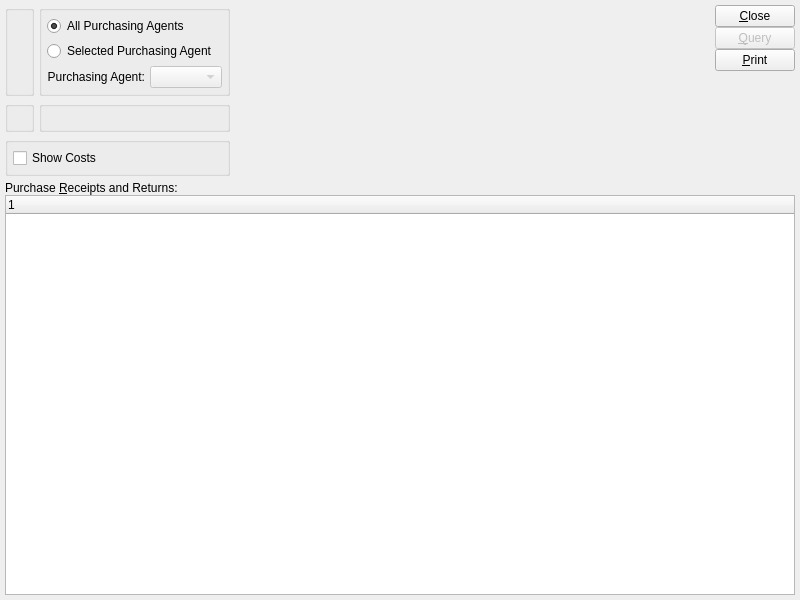
This is xtuple/trunk/guiclient/dspPoItemReceivingsByItem.ui in WooodHead/xtuple as Qt 5 draws it before an edit. The edited form follows.
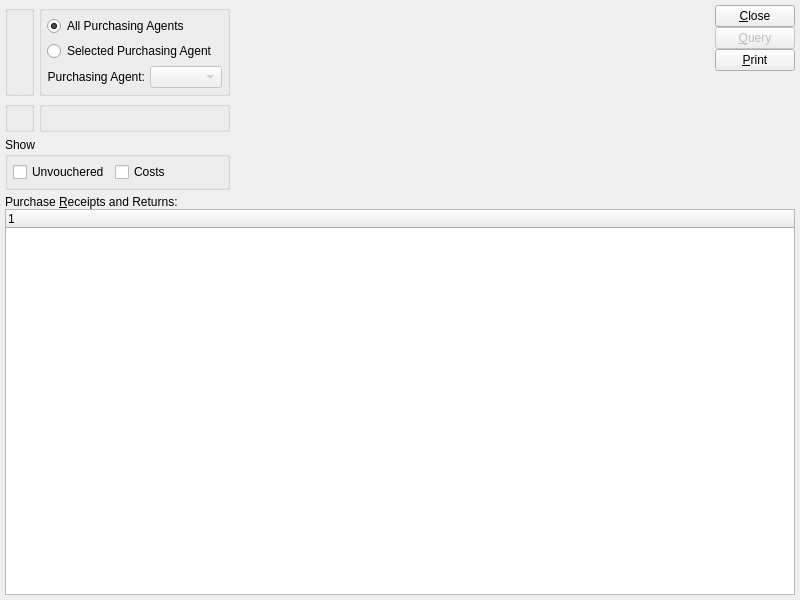
This is the edited form. Custom widgets are drawn as their Qt base class.

Commit message: issue #11186: Make sure all versions of receiving report have show unvouchered option.

```diff
--- a/xtuple/trunk/guiclient/dspPoItemReceivingsByItem.ui
+++ b/xtuple/trunk/guiclient/dspPoItemReceivingsByItem.ui
@@ -118,16 +118,36 @@
        <item row="2" column="0" colspan="2">
         <widget class="QGroupBox" name="_showGroup">
          <property name="title">
-          <string/>
+          <string>Show</string>
          </property>
          <layout class="QGridLayout" name="gridLayout_4">
-          <item row="0" column="0">
+          <item row="0" column="1">
            <widget class="XCheckBox" name="_showVariances">
             <property name="text">
-             <string>Show Costs</string>
+             <string>Costs</string>
             </property>
            </widget>
           </item>
+          <item row="0" column="0">
+           <widget class="XCheckBox" name="_showUnvouchered">
+            <property name="text">
+             <string>Unvouchered</string>
+            </property>
+           </widget>
+          </item>
+          <item row="0" column="2">
+           <spacer name="horizontalSpacer_2">
+            <property name="orientation">
+             <enum>Qt::Horizontal</enum>
+            </property>
+            <property name="sizeHint" stdset="0">
+             <size>
+              <width>40</width>
+              <height>20</height>
+             </size>
+            </property>
+           </spacer>
+          </item>
          </layout>
         </widget>
        </item>
```
Left out of the diff: 1 changed line with no effect on the pictures. The commit also changes 4 other files.
